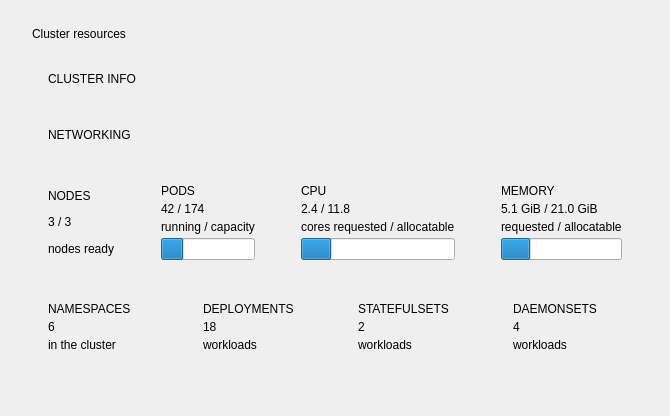
dcotecnologia/kubescope, file src/kubescope/ui/overview_page.ui: the form before one commit.
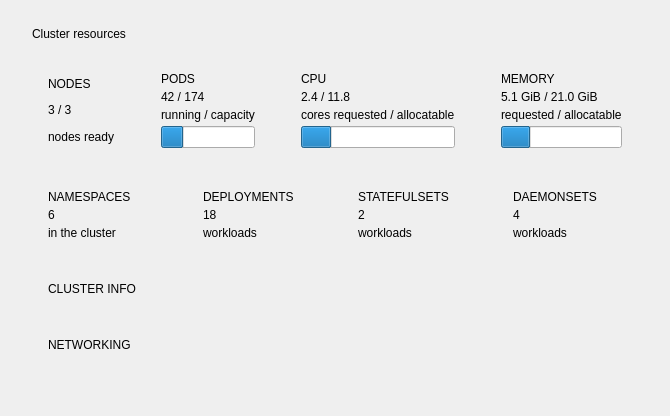
The form after the commit.

Patch:
```diff
--- a/src/kubescope/ui/overview_page.ui
+++ b/src/kubescope/ui/overview_page.ui
@@ -48,100 +48,6 @@
      </item>
     </layout>
    </item>
-   <item>
-    <widget class="QFrame" name="clusterInfoCard">
-     <property name="visible">
-      <bool>false</bool>
-     </property>
-     <property name="card" stdset="0">
-      <string notr="true">true</string>
-     </property>
-     <layout class="QVBoxLayout" name="clusterInfoLayout">
-      <property name="spacing">
-       <number>10</number>
-      </property>
-      <property name="leftMargin">
-       <number>16</number>
-      </property>
-      <property name="topMargin">
-       <number>14</number>
-      </property>
-      <property name="rightMargin">
-       <number>16</number>
-      </property>
-      <property name="bottomMargin">
-       <number>14</number>
-      </property>
-      <item>
-       <widget class="QLabel" name="clusterInfoTitle">
-        <property name="text">
-         <string>CLUSTER INFO</string>
-        </property>
-        <property name="variant" stdset="0">
-         <string notr="true">cardTitle</string>
-        </property>
-       </widget>
-      </item>
-      <item>
-       <layout class="QGridLayout" name="clusterInfoGrid">
-        <property name="horizontalSpacing">
-         <number>24</number>
-        </property>
-        <property name="verticalSpacing">
-         <number>10</number>
-        </property>
-       </layout>
-      </item>
-     </layout>
-    </widget>
-   </item>
-   <item>
-    <widget class="QFrame" name="networkingCard">
-     <property name="visible">
-      <bool>false</bool>
-     </property>
-     <property name="card" stdset="0">
-      <string notr="true">true</string>
-     </property>
-     <layout class="QVBoxLayout" name="networkingLayout">
-      <property name="spacing">
-       <number>10</number>
-      </property>
-      <property name="leftMargin">
-       <number>16</number>
-      </property>
-      <property name="topMargin">
-       <number>14</number>
-      </property>
-      <property name="rightMargin">
-       <number>16</number>
-      </property>
-      <property name="bottomMargin">
-       <number>14</number>
-      </property>
-      <item>
-       <widget class="QLabel" name="networkingTitle">
-        <property name="text">
-         <string>NETWORKING</string>
-        </property>
-        <property name="variant" stdset="0">
-         <string notr="true">cardTitle</string>
-        </property>
-       </widget>
-      </item>
-      <item>
-       <layout class="QGridLayout" name="networkingGrid">
-        <property name="horizontalSpacing">
-         <number>24</number>
-        </property>
-        <property name="verticalSpacing">
-         <number>10</number>
-        </property>
-       </layout>
-      </item>
-     </layout>
-    </widget>
-   </item>
    <item>
     <layout class="QHBoxLayout" name="mainCards">
      <property name="spacing">
@@ -627,6 +533,100 @@
      </item>
     </layout>
    </item>
+   <item>
+    <widget class="QFrame" name="clusterInfoCard">
+     <property name="visible">
+      <bool>false</bool>
+     </property>
+     <property name="card" stdset="0">
+      <string notr="true">true</string>
+     </property>
+     <layout class="QVBoxLayout" name="clusterInfoLayout">
+      <property name="spacing">
+       <number>10</number>
+      </property>
+      <property name="leftMargin">
+       <number>16</number>
+      </property>
+      <property name="topMargin">
+       <number>14</number>
+      </property>
+      <property name="rightMargin">
+       <number>16</number>
+      </property>
+      <property name="bottomMargin">
+       <number>14</number>
+      </property>
+      <item>
+       <widget class="QLabel" name="clusterInfoTitle">
+        <property name="text">
+         <string>CLUSTER INFO</string>
+        </property>
+        <property name="variant" stdset="0">
+         <string notr="true">cardTitle</string>
+        </property>
+       </widget>
+      </item>
+      <item>
+       <layout class="QGridLayout" name="clusterInfoGrid">
+        <property name="horizontalSpacing">
+         <number>24</number>
+        </property>
+        <property name="verticalSpacing">
+         <number>10</number>
+        </property>
+       </layout>
+      </item>
+     </layout>
+    </widget>
+   </item>
+   <item>
+    <widget class="QFrame" name="networkingCard">
+     <property name="visible">
+      <bool>false</bool>
+     </property>
+     <property name="card" stdset="0">
+      <string notr="true">true</string>
+     </property>
+     <layout class="QVBoxLayout" name="networkingLayout">
+      <property name="spacing">
+       <number>10</number>
+      </property>
+      <property name="leftMargin">
+       <number>16</number>
+      </property>
+      <property name="topMargin">
+       <number>14</number>
+      </property>
+      <property name="rightMargin">
+       <number>16</number>
+      </property>
+      <property name="bottomMargin">
+       <number>14</number>
+      </property>
+      <item>
+       <widget class="QLabel" name="networkingTitle">
+        <property name="text">
+         <string>NETWORKING</string>
+        </property>
+        <property name="variant" stdset="0">
+         <string notr="true">cardTitle</string>
+        </property>
+       </widget>
+      </item>
+      <item>
+       <layout class="QGridLayout" name="networkingGrid">
+        <property name="horizontalSpacing">
+         <number>24</number>
+        </property>
+        <property name="verticalSpacing">
+         <number>10</number>
+        </property>
+       </layout>
+      </item>
+     </layout>
+    </widget>
+   </item>
    <item>
     <spacer name="overviewSpacer">
      <property name="orientation">
```
